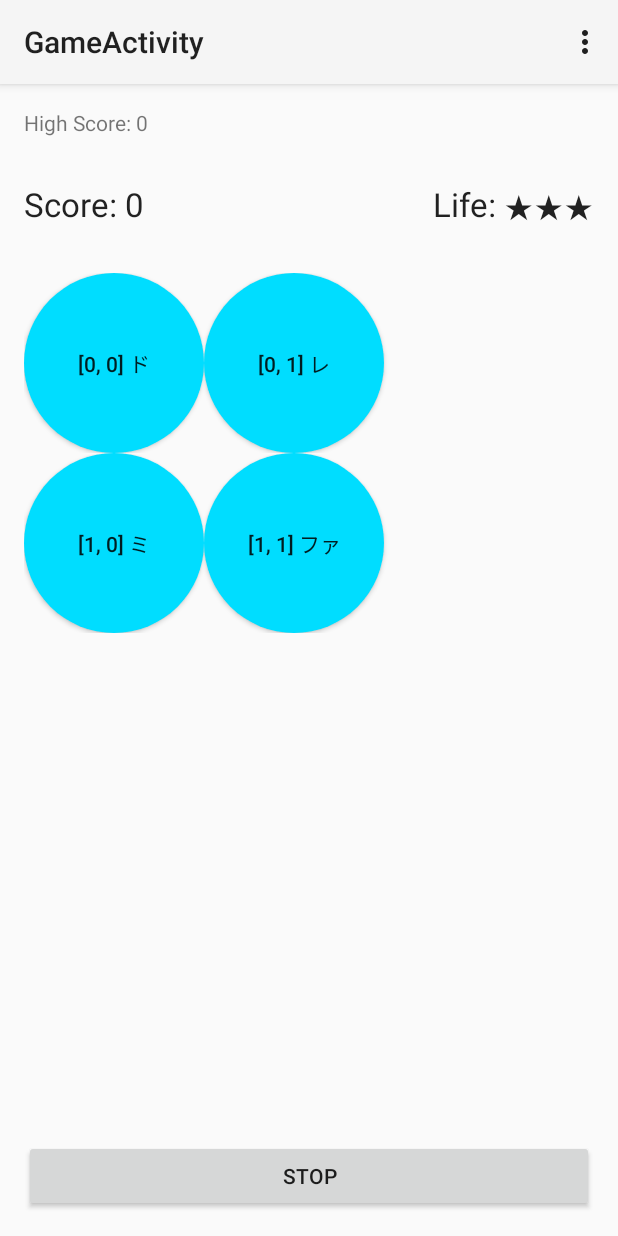
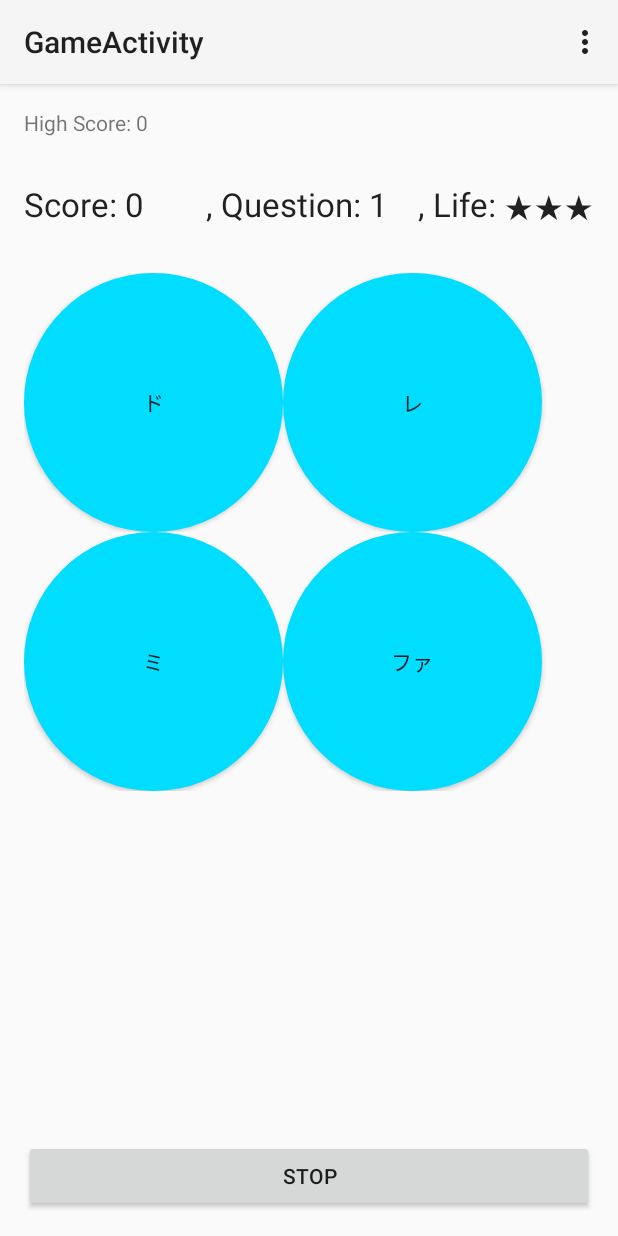
Before and after one commit to toru1055/SoundMemoryGame, an Android app: the GameActivity screen opened directly, with no data from a screen before it, after a tap on "START", on a phone screen of 412 x 824 dp. Run offline under Robolectric (Android 15) with nearby library versions, the phone set to English and light mode, and no system bars.

Commit message:
Add QuestionSize view.

```diff
--- a/app/src/main/java/jp/thotta/android/soundmemorygame/ButtonLayoutGenerator.java
+++ b/app/src/main/java/jp/thotta/android/soundmemorygame/ButtonLayoutGenerator.java
@@ -36,12 +36,17 @@ public class ButtonLayoutGenerator {
             TableRow tableRow = new TableRow(activity);
             for(int iCol = 0; iCol < column; iCol++) {
                 Button btn = new Button(activity);
-                final float scale = activity.getResources().getDisplayMetrics().density;
-                btn.setWidth((int)(120*scale));
-                btn.setHeight((int) (120 * scale));
+                float scale = activity.getResources().getDisplayMetrics().density;
+                int widthPixels = activity.getResources().getDisplayMetrics().widthPixels - 100;
+                btn.setWidth((int)(widthPixels / column));
+                btn.setHeight((int) (widthPixels / column));
                 btn.setId(iRow * row + iCol);
                 btn.setBackgroundResource(R.drawable.circle_button);
-                btn.setText("[" + iRow + ", " + iCol + "] " + onkai[btn.getId()]);
+                if(row <= 4) {
+                    btn.setText(onkai[btn.getId()]);
+                } else {
+                    btn.setText(String.valueOf(btn.getId()));
+                }
                 btn.setOnTouchListener(circleTouchListener);
                 tableRow.addView(btn);
             }
--- a/app/src/main/java/jp/thotta/android/soundmemorygame/GameManager.java
+++ b/app/src/main/java/jp/thotta/android/soundmemorygame/GameManager.java
@@ -54,6 +54,7 @@ public class GameManager {
         setStatus(STATUS_QUESTIONING);
         fStartButton.startAnimation(fAnimation);
         scoreManager.startScoring();
+        updateQuestionSizeView();
     }
 
     public void repeatQuestion() {
@@ -120,6 +121,11 @@ public class GameManager {
         textView.setText(String.valueOf(highScore));
     }
 
+    private void updateQuestionSizeView() {
+        TextView textView = (TextView) fGameActivity.findViewById(R.id.text_question);
+        textView.setText(String.valueOf(questionList.size()));
+    }
+
     private void initGame() {
         questionList.clear();
         setStatus(STATUS_INITIALIZED);
--- a/app/src/main/java/jp/thotta/android/soundmemorygame/MainActivity.java
+++ b/app/src/main/java/jp/thotta/android/soundmemorygame/MainActivity.java
@@ -18,9 +18,11 @@ public class MainActivity extends Activity {
         Button btn_easy = (Button)findViewById(R.id.button_easy);
         Button btn_normal = (Button)findViewById(R.id.button_normal);
         Button btn_hard = (Button)findViewById(R.id.button_hard);
+        Button btn_super_hard = (Button) findViewById(R.id.button_super_hard);
         btn_easy.setOnClickListener(new ModeButtonClickListener(2, 2, this));
         btn_normal.setOnClickListener(new ModeButtonClickListener(3, 3, this));
         btn_hard.setOnClickListener(new ModeButtonClickListener(4, 4, this));
+        btn_super_hard.setOnClickListener(new ModeButtonClickListener(5, 5, this));
     }
 
     @Override
--- a/app/src/main/res/layout/activity_game.xml
+++ b/app/src/main/res/layout/activity_game.xml
@@ -57,10 +57,27 @@
                 android:textAppearance="?android:attr/textAppearanceLarge"
                 android:layout_toRightOf="@+id/text_label_score"
                 android:id="@+id/text_score" />
+
             <TextView
                 android:layout_width="wrap_content"
                 android:layout_height="wrap_content"
-                android:text="Life: "
+                android:layout_toLeftOf="@+id/text_question"
+                android:text=", Question: "
+                android:textAppearance="?android:attr/textAppearanceLarge"
+                android:id="@+id/text_label_question"/>
+            <TextView
+                android:text="0"
+                android:layout_width="wrap_content"
+                android:layout_height="wrap_content"
+                android:layout_marginRight="20dp"
+                android:textAppearance="?android:attr/textAppearanceLarge"
+                android:layout_toLeftOf="@+id/text_label_life"
+                android:id="@+id/text_question" />
+
+            <TextView
+                android:layout_width="wrap_content"
+                android:layout_height="wrap_content"
+                android:text=", Life: "
                 android:layout_toLeftOf="@+id/text_life"
                 android:textAppearance="?android:attr/textAppearanceLarge"
                 android:id="@+id/text_label_life"/>
```
Also changed, not shown: app/src/main/res/layout/activity_main.xml (+10 -1 lines).
